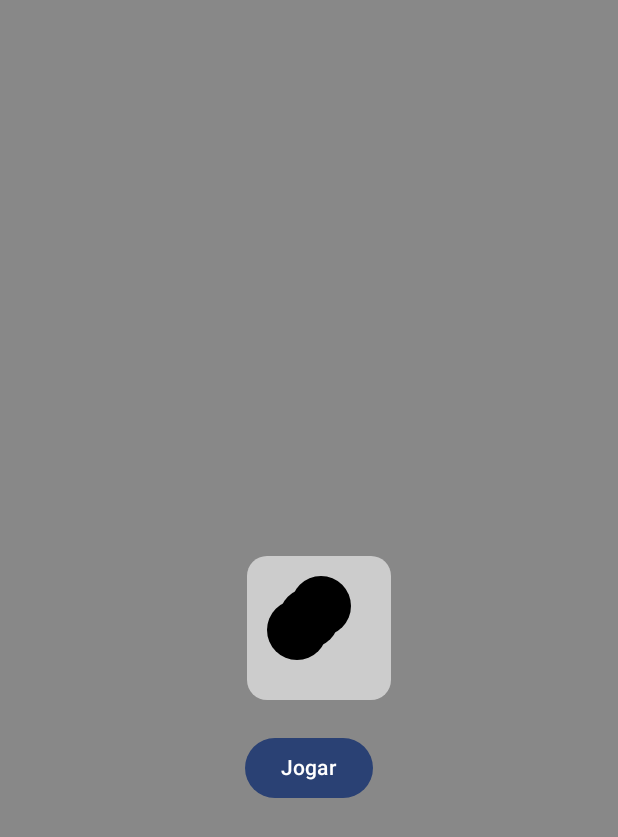
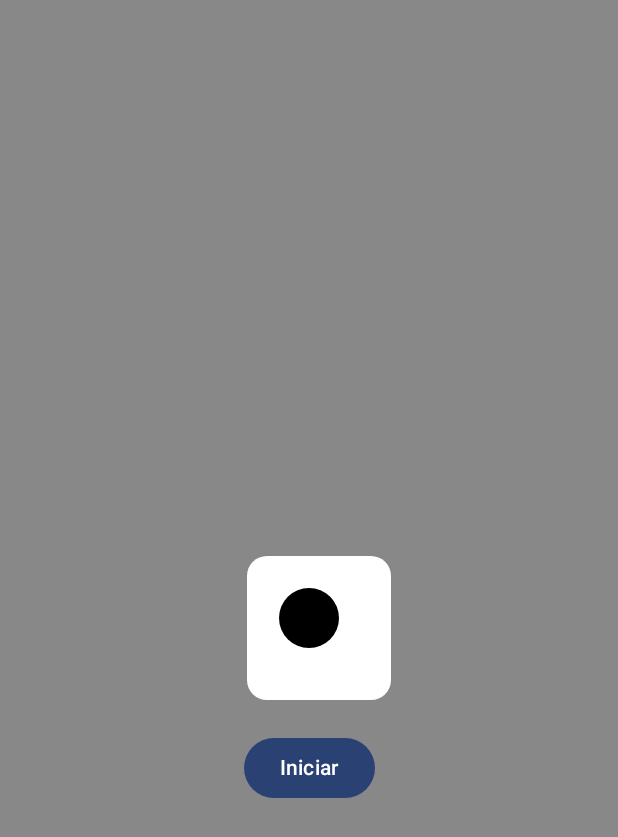
Before and after one commit to gustavo91010/DiceGames, an Android app built with Jetpack Compose: the screen it shows after launch (MainActivity), on a phone screen of 412 x 824 dp. Shown: the top 837 px of the screen. Run offline under Robolectric (Android 15) with nearby library versions, the phone set to English and light mode, and no system bars.

Commit message:
feat: implement dalay enty lances

```diff
--- a/dice_games/app/src/main/java/com/ajudaqui/dicegames/MainActivity.kt
+++ b/dice_games/app/src/main/java/com/ajudaqui/dicegames/MainActivity.kt
@@ -1,7 +1,9 @@
 package com.ajudaqui.dicegames
 
 import android.R
+import android.content.Context
 import android.os.Bundle
+import android.widget.Toast
 import androidx.activity.ComponentActivity
 import androidx.activity.compose.setContent
 import androidx.compose.foundation.Canvas
@@ -26,7 +28,6 @@ import androidx.compose.ui.geometry.CornerRadius
 import androidx.compose.ui.geometry.Offset
 import androidx.compose.ui.graphics.Color
 import androidx.compose.ui.graphics.drawscope.DrawScope
-import androidx.compose.ui.tooling.preview.Preview
 import androidx.compose.ui.unit.Dp
 import androidx.compose.ui.unit.dp
 import com.ajudaqui.dicegames.ui.theme.DiceGamesTheme
@@ -43,19 +44,20 @@ class MainActivity : ComponentActivity() {
                     modifier = Modifier.fillMaxSize(),
                     color = MaterialTheme.colorScheme.background
                 ) {
-                    App()
+                    App(this)
                 }
             }
         }
     }
 }
 
+
 @Composable
 fun Dice(number: Int, modifier: Modifier) {
 
     Canvas(modifier) {
         drawRoundRect(
-            Color.LightGray,
+            Color.White,
             cornerRadius = CornerRadius(20f, 20f),
             topLeft = Offset(10f, 10f),
             size = size
@@ -147,19 +149,24 @@ fun DrawScope.cima_baixo() {
 }
 
 @Composable
-fun App() {
+fun App(context: Context) {
 
     // mantem o valor da variavel enquanto a tela é renderizada
-    var face_dice by remember { mutableStateOf(3) }
+    var face_dice by remember { mutableStateOf(1) }
     var time by remember { mutableStateOf(0) }
+    var end_game by remember { mutableStateOf(false) } // Adiciona o estado para o fim do jogo
 
 
     LaunchedEffect(key1 = time) {
         // Para ir diminuindo aos poucos
+        delay(500L)
         if (time > 0) {
             delay((500 * (1.0f / time).toLong()))
+//            delay(1000L)
             face_dice = Random.nextInt(1, 7)
             time -= 1
+        }else{
+            end_game = true
         }
     }
 
@@ -175,39 +182,48 @@ fun App() {
                 .align(Alignment.Center)
         )
 
-        if (face_dice == 6) {
-            Dice(
-                4, modifier = Modifier
-                    .size(96.dp, 96.dp)
-                    .align(Alignment.TopStart)
-            )
-        }
+//        if (face_dice == 6) {
+//            Dice(
+//                4, modifier = Modifier
+//                    .size(96.dp, 96.dp)
+//                    .align(Alignment.TopStart)
+//            )
+//        }
         Button(
             onClick = {
-                face_dice = 6
+                time = 10
             }, modifier = Modifier
                 .align(Alignment.Center)
                 .offset(y = (100).dp)
         ) {
+            if (time == 0) {
+                end_game = false // Reseta o fim do jogo ao reiniciar
+                Text(text = "Iniciar")
 
-            if (time > 0) {
-                Text(text = "$time")
             } else {
-                Text(text = "Jogar")
+                Text(text = "acaba em: $time")
             }
 
+            if(end_game){
+                Toast.makeText(
+                    context,
+                    "Fim de jogo, seu resultado foi: $face_dice",
+                    Toast.LENGTH_SHORT
+                ).show()
+            }
         }
     }
 
 }
 
-@Preview(showBackground = true)
-@Composable
-fun GreetingPreview() {
-    DiceGamesTheme {
-// esse surface esta reprsentando a tela do smartfone
-        Surface(modifier = Modifier.fillMaxSize()) {
-            App()
-        }
-    }
-}
+//@Preview(showBackground = true)
+//@Composable
+//fun GreetingPreview() {
+//    DiceGamesTheme {
+//// esse surface esta reprsentando a tela do smartfone
+//        Surface(modifier = Modifier.fillMaxSize()) {
+//            App()
+// para o previw poder fincionar, retira o contex do metodo app
+//        }
+//    }
+//}
```
